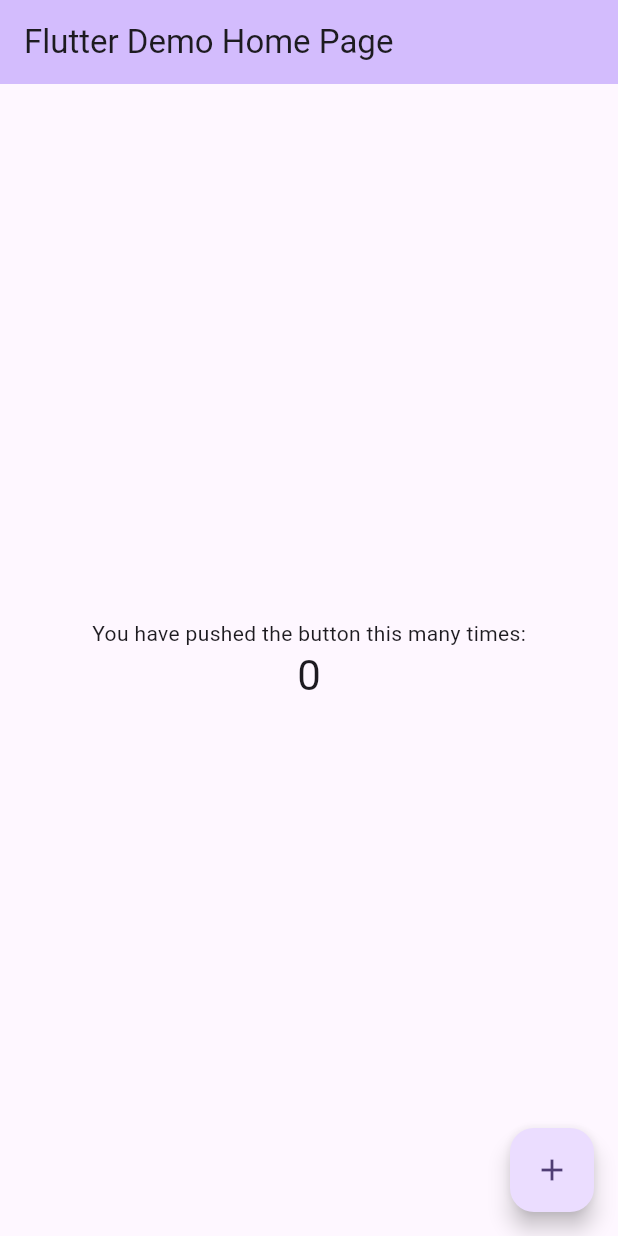
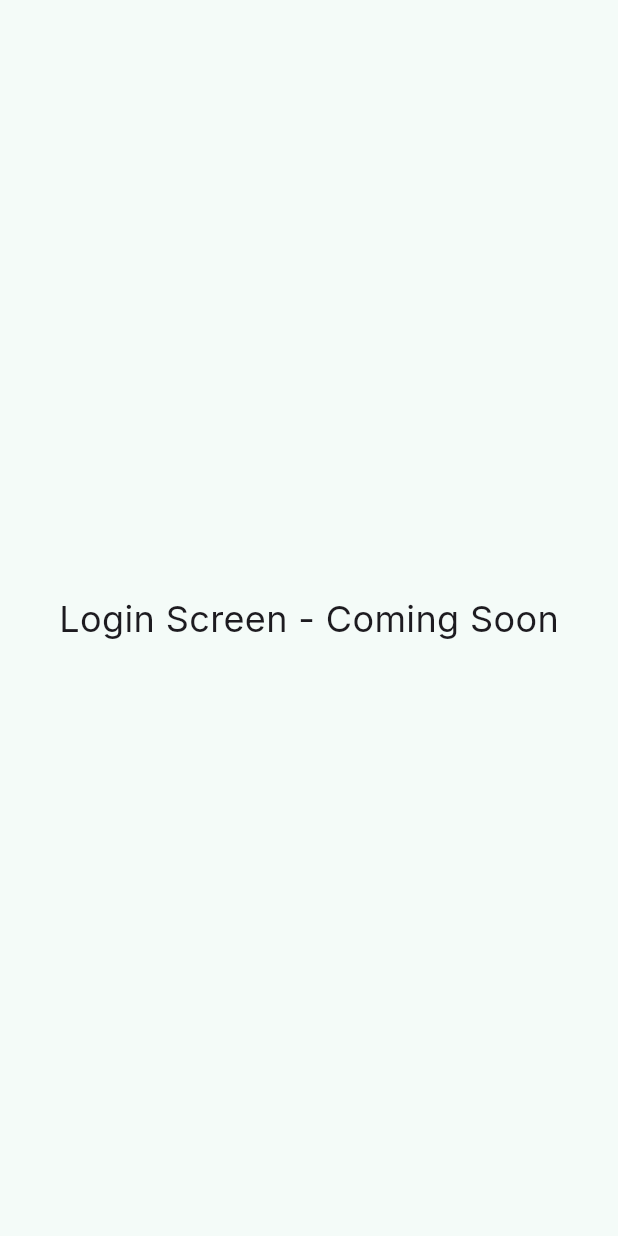
Before and after one commit to namlav/clinicbackend, a Flutter app: the screen it shows after launch, on a phone screen of 412 x 824 dp. Run offline on Flutter 3.47's test engine with Material 3 defaults, Android fonts, the phone set to English and light mode, and no system bars; our stand-ins replace flutter_dotenv, google_fonts, supabase_flutter; accounts and stored records are empty.

Commit message:
feat: initialize clinic management app with Supabase authentication and core data models

```diff
--- a/lib/main.dart
+++ b/lib/main.dart
@@ -1,122 +1,131 @@
 import 'package:flutter/material.dart';
+import 'package:google_fonts/google_fonts.dart';
+import 'package:flutter_dotenv/flutter_dotenv.dart';
+import 'package:supabase_flutter/supabase_flutter.dart';
 
-void main() {
-  runApp(const MyApp());
+import 'package:clinicbackend/views/login_screen.dart';
+import 'package:clinicbackend/widgets/admin_layout.dart';
+
+Future<void> main() async {
+  WidgetsFlutterBinding.ensureInitialized();
+
+  // Load environment variables from .env
+  await dotenv.load(fileName: '.env');
+
+  // Initialize Supabase
+  await Supabase.initialize(
+    url: dotenv.env['SUPABASE_URL']!,
+    anonKey: dotenv.env['SUPABASE_ANON_KEY']!,
+  );
+
+  runApp(const SereneHealthApp());
 }
 
-class MyApp extends StatelessWidget {
-  const MyApp({super.key});
-
-  // This widget is the root of your application.
-  @override
-  Widget build(BuildContext context) {
-    return MaterialApp(
-      title: 'Flutter Demo',
-      theme: ThemeData(
-        // This is the theme of your application.
-        //
-        // TRY THIS: Try running your application with "flutter run". You'll see
-        // the application has a purple toolbar. Then, without quitting the app,
-        // try changing the seedColor in the colorScheme below to Colors.green
-        // and then invoke "hot reload" (save your changes or press the "hot
-        // reload" button in a Flutter-supported IDE, or press "r" if you used
-        // the command line to start the app).
-        //
-        // Notice that the counter didn't reset back to zero; the application
-        // state is not lost during the reload. To reset the state, use hot
-        // restart instead.
-        //
-        // This works for code too, not just values: Most code changes can be
-        // tested with just a hot reload.
-        colorScheme: .fromSeed(seedColor: Colors.deepPurple),
-      ),
-      home: const MyHomePage(title: 'Flutter Demo Home Page'),
-    );
-  }
-}
-
-class MyHomePage extends StatefulWidget {
-  const MyHomePage({super.key, required this.title});
-
-  // This widget is the home page of your application. It is stateful, meaning
-  // that it has a State object (defined below) that contains fields that affect
-  // how it looks.
-
-  // This class is the configuration for the state. It holds the values (in this
-  // case the title) provided by the parent (in this case the App widget) and
-  // used by the build method of the State. Fields in a Widget subclass are
-  // always marked "final".
-
-  final String title;
-
-  @override
-  State<MyHomePage> createState() => _MyHomePageState();
-}
-
-class _MyHomePageState extends State<MyHomePage> {
-  int _counter = 0;
-
-  void _incrementCounter() {
-    setState(() {
-      // This call to setState tells the Flutter framework that something has
-      // changed in this State, which causes it to rerun the build method below
-      // so that the display can reflect the updated values. If we changed
-      // _counter without calling setState(), then the build method would not be
-      // called again, and so nothing would appear to happen.
-      _counter++;
-    });
-  }
+class SereneHealthApp extends StatelessWidget {
+  const SereneHealthApp({super.key});
 
   @override
   Widget build(BuildContext context) {
-    // This method is rerun every time setState is called, for instance as done
-    // by the _incrementCounter method above.
-    //
-    // The Flutter framework has been optimized to make rerunning build methods
-    // fast, so that you can just rebuild anything that needs updating rather
-    // than having to individually change instances of widgets.
-    return Scaffold(
-      appBar: AppBar(
-        // TRY THIS: Try changing the color here to a specific color (to
-        // Colors.amber, perhaps?) and trigger a hot reload to see the AppBar
-        // change color while the other colors stay the same.
-        backgroundColor: Theme.of(context).colorScheme.inversePrimary,
-        // Here we take the value from the MyHomePage object that was created by
-        // the App.build method, and use it to set our appbar title.
-        title: Text(widget.title),
-      ),
-      body: Center(
-        // Center is a layout widget. It takes a single child and positions it
-        // in the middle of the parent.
-        child: Column(
-          // Column is also a layout widget. It takes a list of children and
-          // arranges them vertically. By default, it sizes itself to fit its
-          // children horizontally, and tries to be as tall as its parent.
-          //
-          // Column has various properties to control how it sizes itself and
-          // how it positions its children. Here we use mainAxisAlignment to
-          // center the children vertically; the main axis here is the vertical
-          // axis because Columns are vertical (the cross axis would be
-          // horizontal).
-          //
-          // TRY THIS: Invoke "debug painting" (choose the "Toggle Debug Paint"
-          // action in the IDE, or press "p" in the console), to see the
-          // wireframe for each widget.
-          mainAxisAlignment: .center,
-          children: [
-            const Text('You have pushed the button this many times:'),
-            Text(
-              '$_counter',
-              style: Theme.of(context).textTheme.headlineMedium,
+    // ─── Color Scheme ───────────────────────────────────────
+    // A calming teal-based palette fitting for a health clinic
+    const primaryColor = Color(0xFF0D9488); // Teal 600
+    const seedColor = Color(0xFF0F766E); // Teal 700
+
+    return MaterialApp(
+      title: 'Serene Health - Admin Dashboard',
+      debugShowCheckedModeBanner: false,
+
+      // ─── Light Theme ────────────────────────────────────────
+      theme: ThemeData(
+        useMaterial3: true,
+        colorScheme: ColorScheme.fromSeed(
+          seedColor: seedColor,
+          primary: primaryColor,
+          brightness: Brightness.light,
+        ),
+        textTheme: GoogleFonts.interTextTheme(
+          ThemeData.light().textTheme,
+        ),
+        cardTheme: CardThemeData(
+          elevation: 0,
+          shape: RoundedRectangleBorder(
+            borderRadius: BorderRadius.circular(16),
+          ),
+        ),
+        inputDecorationTheme: InputDecorationTheme(
+          filled: true,
+          border: OutlineInputBorder(
+            borderRadius: BorderRadius.circular(12),
+            borderSide: BorderSide.none,
+          ),
+          contentPadding: const EdgeInsets.symmetric(
+            horizontal: 16,
+            vertical: 14,
+          ),
+        ),
+        elevatedButtonTheme: ElevatedButtonThemeData(
+          style: ElevatedButton.styleFrom(
+            padding: const EdgeInsets.symmetric(horizontal: 24, vertical: 14),
+            shape: RoundedRectangleBorder(
+              borderRadius: BorderRadius.circular(12),
             ),
-          ],
+          ),
         ),
       ),
-      floatingActionButton: FloatingActionButton(
-        onPressed: _incrementCounter,
-        tooltip: 'Increment',
-        child: const Icon(Icons.add),
+
+      // ─── Dark Theme ─────────────────────────────────────────
+      darkTheme: ThemeData(
+        useMaterial3: true,
+        colorScheme: ColorScheme.fromSeed(
+          seedColor: seedColor,
+          primary: primaryColor,
+          brightness: Brightness.dark,
+        ),
+        textTheme: GoogleFonts.interTextTheme(
+          ThemeData.dark().textTheme,
+        ),
+        cardTheme: CardThemeData(
+          elevation: 0,
+          shape: RoundedRectangleBorder(
+            borderRadius: BorderRadius.circular(16),
+          ),
+        ),
+        inputDecorationTheme: InputDecorationTheme(
+          filled: true,
+          border: OutlineInputBorder(
+            borderRadius: BorderRadius.circular(12),
+            borderSide: BorderSide.none,
+          ),
+          contentPadding: const EdgeInsets.symmetric(
+            horizontal: 16,
+            vertical: 14,
+          ),
+        ),
+        elevatedButtonTheme: ElevatedButtonThemeData(
+          style: ElevatedButton.styleFrom(
+            padding: const EdgeInsets.symmetric(horizontal: 24, vertical: 14),
+            shape: RoundedRectangleBorder(
+              borderRadius: BorderRadius.circular(12),
+            ),
+          ),
+        ),
       ),
+      themeMode: ThemeMode.light,
+
+      // ─── Routing ─────────────────────────────────────────────
+      // Decide initial screen based on auth state
+      home: _buildInitialScreen(),
     );
   }
+
+  /// Determines the initial screen:
+  /// - If a user session exists → go to AdminLayout
+  /// - Otherwise → go to LoginScreen
+  static Widget _buildInitialScreen() {
+    final session = Supabase.instance.client.auth.currentSession;
+    if (session != null) {
+      return const AdminLayout();
+    }
+    return const LoginScreen();
+  }
 }
--- /dev/null
+++ b/lib/views/login_screen.dart
@@ -0,0 +1,18 @@
+import 'package:flutter/material.dart';
+
+/// Placeholder for Login Screen — will be implemented in Phase 1
+class LoginScreen extends StatelessWidget {
+  const LoginScreen({super.key});
+
+  @override
+  Widget build(BuildContext context) {
+    return const Scaffold(
+      body: Center(
+        child: Text(
+          'Login Screen - Coming Soon',
+          style: TextStyle(fontSize: 24),
+        ),
+      ),
+    );
+  }
+}
```
Also changed, not shown: lib/models/appointment_model.dart (added, +43 -0 lines), lib/models/doctor_model.dart (added, +43 -0 lines), lib/models/payment_model.dart (added, +31 -0 lines), lib/models/service_model.dart (added, +39 -0 lines), lib/models/user_model.dart (added, +43 -0 lines), lib/services/supabase_service.dart (added, +49 -0 lines), lib/views/dashboard_screen.dart (added, +16 -0 lines), lib/views/doctor_management_screen.dart (added, +16 -0 lines), lib/views/service_management_screen.dart (added, +16 -0 lines), lib/widgets/admin_layout.dart (added, +164 -0 lines), pubspec.yaml (+17 -2 lines), 2 other files.
